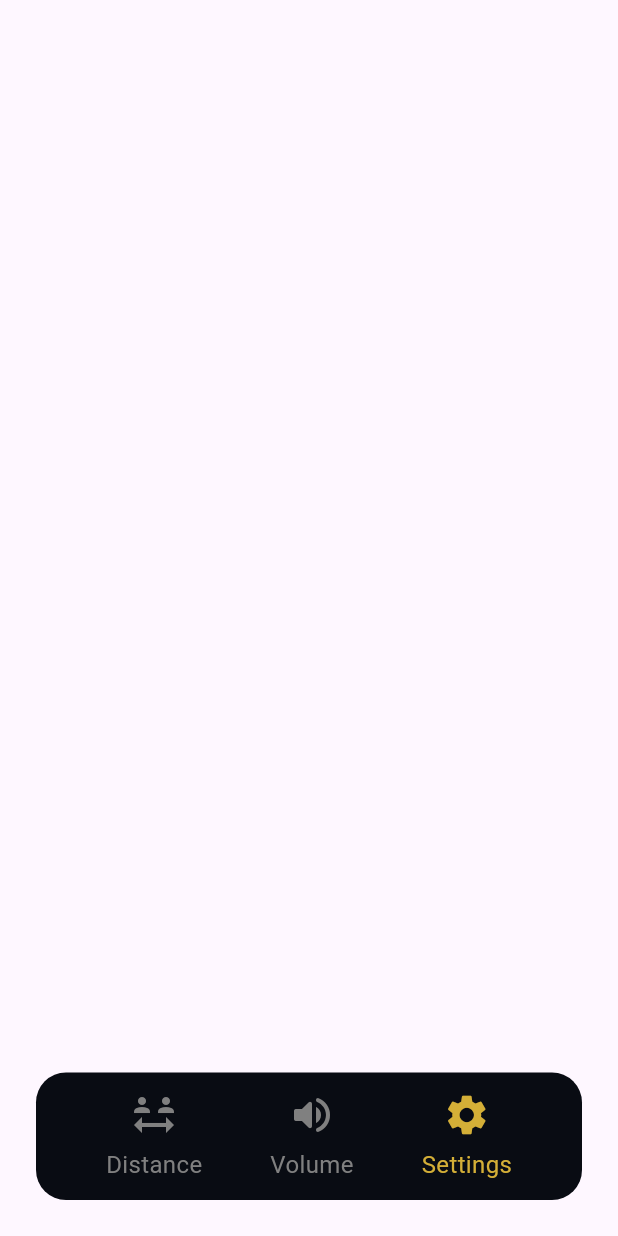
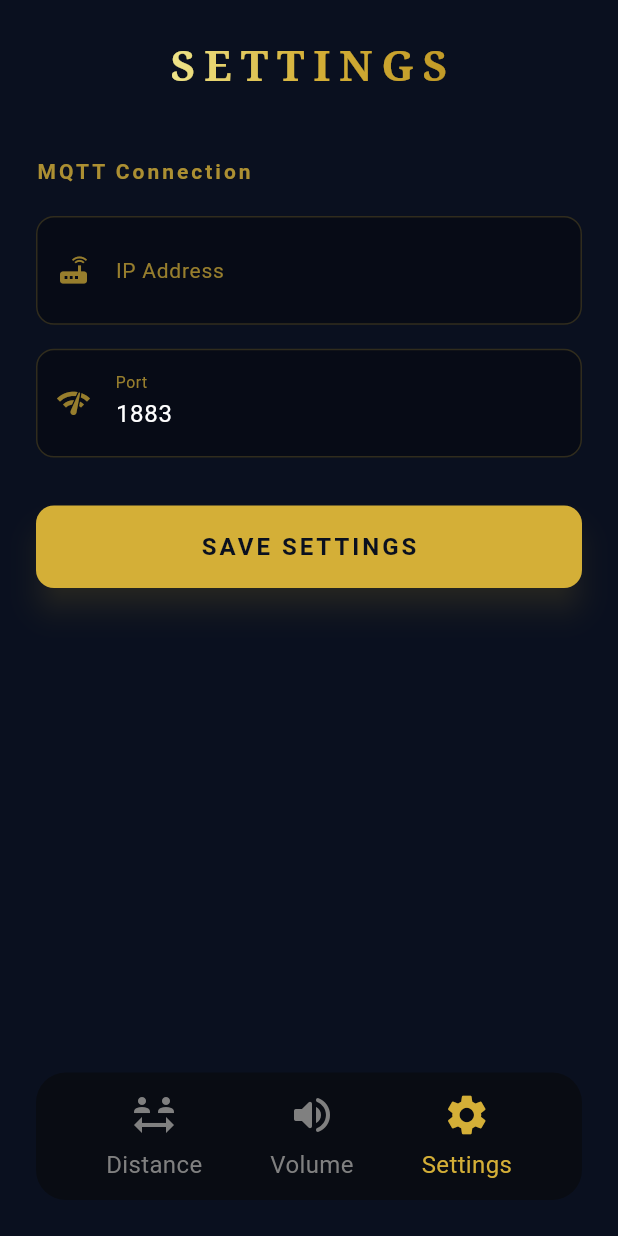
Before and after one commit to SyrenSystem/SyrenApp, a Flutter app: the screen it shows after launch, item 3 of the bottom bar chosen, on a phone screen of 412 x 824 dp. Run offline on Flutter 3.47's test engine with Material 3 defaults, Android fonts, the phone set to English and light mode, and no system bars; our stand-ins replace flutter_riverpod, shared_preferences; missing offline and left inert: libserialport, mqtt_client, usb_serial.

Commit message:
Add Settings page + remove from main.dart

```diff
--- a/lib/main.dart
+++ b/lib/main.dart
@@ -1,9 +1,10 @@
 import 'package:flutter/material.dart';
 import 'package:flutter_riverpod/flutter_riverpod.dart';
-import 'package:shared_preferences/shared_preferences.dart';
 import 'package:final_project/ui/location_view_page.dart';
+import 'package:final_project/ui/settings_page_widget.dart';
 import 'package:final_project/providers/app_state_providers.dart';
 import 'package:final_project/providers/measurement_provider.dart';
+import 'package:final_project/providers/settings_provider.dart';
 
 void main() {
   runApp(const ProviderScope(child: MyApp()));
@@ -30,56 +31,9 @@ class MainPage extends ConsumerStatefulWidget {
 }
 
 class _MainPageState extends ConsumerState<MainPage> {
-  final TextEditingController _ipController = TextEditingController();
-  final TextEditingController _portController = TextEditingController();
-
-  @override
-  void initState() {
-    super.initState();
-    _loadSettings();
-  }
-
-  @override
-  void dispose() {
-    _ipController.dispose();
-    _portController.dispose();
-    super.dispose();
-  }
-
-  Future<void> _saveSettings() async {
-    final ip = _ipController.text.trim();
-    final port = int.tryParse(_portController.text.trim());
-
-    if (ip.isEmpty || port == null) {
-      if (mounted) {
-        ScaffoldMessenger.of(context).showSnackBar(
-          const SnackBar(content: Text("Please enter a valid IP and port")),
-        );
-      }
-      return;
-    }
-
-    final prefs = await SharedPreferences.getInstance();
-    await prefs.setString('ip', ip);
-    await prefs.setInt('port', port);
-
-    if (mounted) {
-      ScaffoldMessenger.of(context).showSnackBar(
-        const SnackBar(content: Text("Settings saved")),
-      );
-    }
-  }
-
-  Future<void> _loadSettings() async {
-    final prefs = await SharedPreferences.getInstance();
-    setState(() {
-      _ipController.text = prefs.getString('ip') ?? '';
-      _portController.text = prefs.getInt('port')?.toString() ?? '';
-    });
-  }
-
   Future<void> _startMeasurement() async {
     final controller = ref.read(measurementControllerProvider);
+    final settings = ref.read(settingsProvider);
 
     if (controller.isConnected) {
       controller.stopMeasurement();
@@ -87,18 +41,15 @@ class _MainPageState extends ConsumerState<MainPage> {
       return;
     }
 
-    final ip = _ipController.text.toString();
-    final port = int.tryParse(_portController.text);
-
-    if (ip.isEmpty || port == null) {
+    if (settings.ip.isEmpty || settings.port <= 0) {
       if (mounted) {
         ScaffoldMessenger.of(context).showSnackBar(
-          const SnackBar(content: Text("Invalid MQTT connection preferences.")));
+          const SnackBar(content: Text("Please configure MQTT settings first.")));
       }
       return;
     }
 
-    final error = await controller.startMeasurement(ip, port);
+    final error = await controller.startMeasurement(settings.ip, settings.port);
     if (error != null && mounted) {
       ScaffoldMessenger.of(context).showSnackBar(
         SnackBar(content: Text(error)));
@@ -117,28 +68,10 @@ class _MainPageState extends ConsumerState<MainPage> {
     final controller = ref.read(measurementControllerProvider);
 
     final List<Widget> pages = [
-      // Location View Page
+      // Distance Page (Location View)
       LocationViewPage(
         userPosition: userPosition,
         speakers: speakers.values.toList(),
-      ),
-
-      // Distance Debug Page
-      Padding(
-        padding: const EdgeInsets.all(16.0),
-        child: ListView.builder(
-          itemCount: distanceItems.length,
-          itemBuilder: (context, index) {
-            final item = distanceItems[index];
-            return Card(
-              child: ListTile(
-                leading: const Icon(Icons.speaker),
-                title: Text("ID: ${item.id}"),
-                subtitle: Text("Distance: ${item.distance.toStringAsFixed(2)}mm"),
-              ),
-            );
-          },
-        ),
       ),
 
       // Volume Control Page
@@ -183,45 +116,7 @@ class _MainPageState extends ConsumerState<MainPage> {
       ),
 
       // Settings Page
-      Container(
-        padding: const EdgeInsets.all(16),
-        decoration: BoxDecoration(
-          color: Colors.grey.shade200,
-          borderRadius: BorderRadius.circular(12),
-        ),
-        child: Column(
-          crossAxisAlignment: CrossAxisAlignment.start,
-          children: [
-            const Text(
-              "Connection Settings",
-              style: TextStyle(fontSize: 18, fontWeight: FontWeight.bold),
-            ),
-            const SizedBox(height: 12),
-            TextField(
-              controller: _ipController,
-              decoration: const InputDecoration(
-                labelText: "IP Address",
-                border: OutlineInputBorder(),
-              ),
-              keyboardType: TextInputType.number,
-            ),
-            const SizedBox(height: 12),
-            TextField(
-              controller: _portController,
-              decoration: const InputDecoration(
-                labelText: "Port",
-                border: OutlineInputBorder(),
-              ),
-              keyboardType: TextInputType.number,
-            ),
-            const SizedBox(height: 16),
-            ElevatedButton(
-              onPressed: _saveSettings,
-              child: const Text("Save"),
-            ),
-          ],
-        ),
-      )
+      const SettingsPageWidget(),
     ];
 
     return Scaffold(
--- /dev/null
+++ b/lib/providers/settings_provider.dart
@@ -0,0 +1,46 @@
+import 'package:flutter_riverpod/flutter_riverpod.dart';
+import 'package:shared_preferences/shared_preferences.dart';
+
+// Settings State Notifier
+class SettingsNotifier extends StateNotifier<SettingsState> {
+  SettingsNotifier() : super(SettingsState(ip: '', port: 1883)) {
+    _loadSettings();
+  }
+
+  Future<void> _loadSettings() async {
+    final prefs = await SharedPreferences.getInstance();
+    state = SettingsState(
+      ip: prefs.getString('ip') ?? '',
+      port: prefs.getInt('port') ?? 1883,
+    );
+  }
+
+  Future<void> saveSettings(String ip, int port) async {
+    final prefs = await SharedPreferences.getInstance();
+    await prefs.setString('ip', ip);
+    await prefs.setInt('port', port);
+
+    state = SettingsState(ip: ip, port: port);
+  }
+
+  void updateIp(String ip) {
+    state = SettingsState(ip: ip, port: state.port);
+  }
+
+  void updatePort(int port) {
+    state = SettingsState(ip: state.ip, port: port);
+  }
+}
+
+// Settings State
+class SettingsState {
+  final String ip;
+  final int port;
+
+  SettingsState({required this.ip, required this.port});
+}
+
+// Provider
+final settingsProvider = StateNotifierProvider<SettingsNotifier, SettingsState>((ref) {
+  return SettingsNotifier();
+});
--- /dev/null
+++ b/lib/ui/settings_page_widget.dart
@@ -0,0 +1,213 @@
+import 'package:flutter/material.dart';
+import 'package:flutter_riverpod/flutter_riverpod.dart';
+import 'package:final_project/providers/settings_provider.dart';
+
+class SettingsPageWidget extends ConsumerStatefulWidget {
+  const SettingsPageWidget({super.key});
+
+  @override
+  ConsumerState<SettingsPageWidget> createState() => _SettingsPageWidgetState();
+}
+
+class _SettingsPageWidgetState extends ConsumerState<SettingsPageWidget> {
+  final TextEditingController _ipController = TextEditingController();
+  final TextEditingController _portController = TextEditingController();
+
+  @override
+  void initState() {
+    super.initState();
+    // Load initial values
+    WidgetsBinding.instance.addPostFrameCallback((_) {
+      final settings = ref.read(settingsProvider);
+      _ipController.text = settings.ip;
+      _portController.text = settings.port.toString();
+    });
+  }
+
+  @override
+  void dispose() {
+    _ipController.dispose();
+    _portController.dispose();
+    super.dispose();
+  }
+
+  Future<void> _saveSettings() async {
+    final ip = _ipController.text.trim();
+    final port = int.tryParse(_portController.text.trim());
+
+    if (ip.isEmpty || port == null || port <= 0) {
+      if (mounted) {
+        ScaffoldMessenger.of(context).showSnackBar(
+          const SnackBar(
+            content: Text("Please enter a valid IP and port"),
+            backgroundColor: Colors.red,
+          ),
+        );
+      }
+      return;
+    }
+
+    await ref.read(settingsProvider.notifier).saveSettings(ip, port);
+
+    if (mounted) {
+      ScaffoldMessenger.of(context).showSnackBar(
+        SnackBar(
+          content: const Text("Settings saved successfully"),
+          backgroundColor: const Color(0xFFd4af37),
+          behavior: SnackBarBehavior.floating,
+          shape: RoundedRectangleBorder(
+            borderRadius: BorderRadius.circular(10),
+          ),
+        ),
+      );
+    }
+  }
+
+  @override
+  Widget build(BuildContext context) {
+    return Container(
+      decoration: const BoxDecoration(
+        color: Color(0xFF0a101f),
+      ),
+      child: SafeArea(
+        child: Padding(
+          padding: const EdgeInsets.all(24.0),
+          child: Column(
+            crossAxisAlignment: CrossAxisAlignment.start,
+            children: [
+              // Header
+              Center(
+                child: ShaderMask(
+                  shaderCallback: (bounds) => const LinearGradient(
+                    colors: [
+                      Color(0xFFf0e68c),
+                      Color(0xFFd4af37),
+                      Color(0xFFc19a27),
+                    ],
+                  ).createShader(bounds),
+                  child: const Text(
+                    'SETTINGS',
+                    style: TextStyle(
+                      fontSize: 28,
+                      fontWeight: FontWeight.bold,
+                      letterSpacing: 6,
+                      color: Colors.white,
+                      fontFamily: 'serif',
+                    ),
+                  ),
+                ),
+              ),
+              const SizedBox(height: 40),
+
+              // Connection Settings Section
+              Text(
+                'MQTT Connection',
+                style: TextStyle(
+                  color: const Color(0xFFd4af37).withValues(alpha: 0.8),
+                  fontSize: 14,
+                  fontWeight: FontWeight.w600,
+                  letterSpacing: 2,
+                ),
+              ),
+              const SizedBox(height: 20),
+
+              // IP Address Field
+              _buildInputField(
+                controller: _ipController,
+                label: 'IP Address',
+                hint: '192.168.1.100',
+                icon: Icons.router,
+                keyboardType: TextInputType.text,
+              ),
+              const SizedBox(height: 16),
+
+              // Port Field
+              _buildInputField(
+                controller: _portController,
+                label: 'Port',
+                hint: '1883',
+                icon: Icons.network_check,
+                keyboardType: TextInputType.number,
+              ),
+              const SizedBox(height: 32),
+
+              // Save Button
+              SizedBox(
+                width: double.infinity,
+                child: ElevatedButton(
+                  onPressed: _saveSettings,
+                  style: ElevatedButton.styleFrom(
+                    backgroundColor: const Color(0xFFd4af37),
+                    foregroundColor: const Color(0xFF0a101f),
+                    padding: const EdgeInsets.symmetric(vertical: 16),
+                    shape: RoundedRectangleBorder(
+                      borderRadius: BorderRadius.circular(12),
+                    ),
+                    elevation: 8,
+                    shadowColor: const Color(0xFFd4af37).withValues(alpha: 0.3),
+                  ),
+                  child: const Text(
+                    'SAVE SETTINGS',
+                    style: TextStyle(
+                      fontSize: 16,
+                      fontWeight: FontWeight.bold,
+                      letterSpacing: 2,
+                    ),
+                  ),
+                ),
+              ),
+            ],
+          ),
+        ),
+      ),
+    );
+  }
+
+  Widget _buildInputField({
+    required TextEditingController controller,
+    required String label,
+    required String hint,
+    required IconData icon,
+    required TextInputType keyboardType,
+  }) {
+    return Container(
+      decoration: BoxDecoration(
+        color: Colors.black.withValues(alpha: 0.3),
+        borderRadius: BorderRadius.circular(12),
+        border: Border.all(
+          color: const Color(0xFFd4af37).withValues(alpha: 0.2),
+          width: 1,
+        ),
+      ),
+      child: TextField(
+        controller: controller,
+        keyboardType: keyboardType,
+        style: const TextStyle(
+          color: Colors.white,
+          fontSize: 16,
+        ),
+        decoration: InputDecoration(
+          labelText: label,
+          hintText: hint,
+          labelStyle: TextStyle(
+            color: const Color(0xFFd4af37).withValues(alpha: 0.7),
+            fontSize: 14,
+          ),
+          hintStyle: TextStyle(
+            color: Colors.grey.withValues(alpha: 0.5),
+            fontSize: 14,
+          ),
+          prefixIcon: Icon(
+            icon,
+            color: const Color(0xFFd4af37).withValues(alpha: 0.7),
+          ),
+          border: InputBorder.none,
+          contentPadding: const EdgeInsets.symmetric(
+            horizontal: 16,
+            vertical: 16,
+          ),
+        ),
+      ),
+    );
+  }
+}
```
